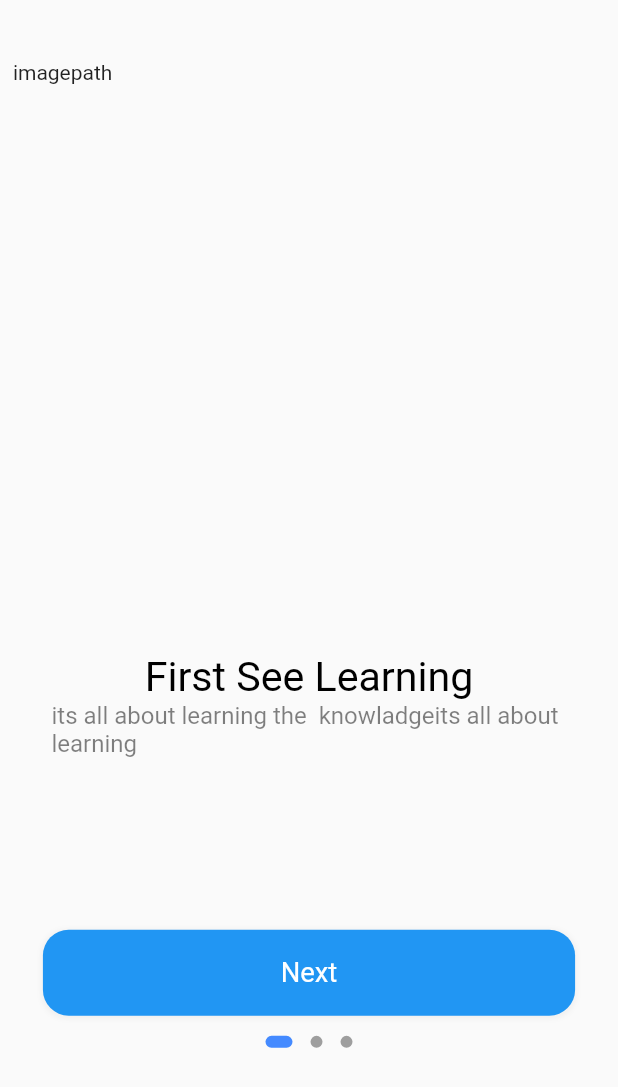
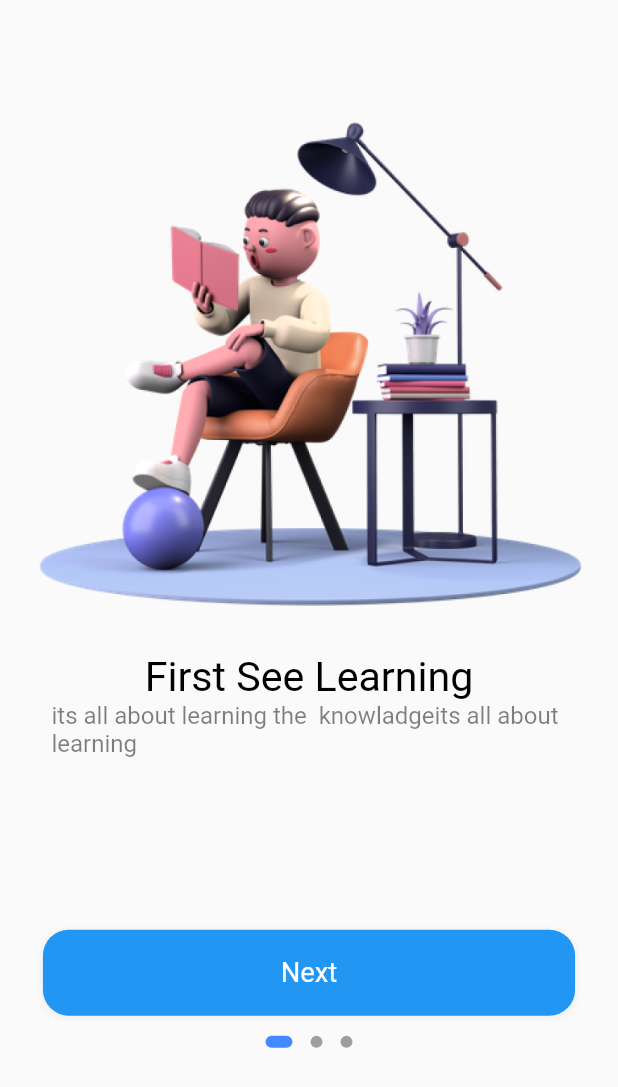
Before and after one commit to Danushan99/flutter_bloc_code, a Flutter app: the screen it shows after launch, on a phone screen of 412 x 824 dp. Shown: the top 1087 px of the screen. Run offline on Flutter 3.47's test engine with Material 2 defaults, Android fonts, the phone set to English and light mode, and no system bars; drawn by our look-alikes of dots_indicator; our stand-ins replace bloc, cloud_firestore, flutter_bloc, flutter_screenutil; accounts and stored records are empty.

Commit message:
add asert path

```diff
--- a/lib/pages/welcome/welcome.dart
+++ b/lib/pages/welcome/welcome.dart
@@ -42,21 +42,21 @@ class _WelcomeState extends State<Welcome> {
                           "Next",
                           "First See Learning",
                           "its all about learning the  knowladgeits all about learning",
-                          "imagepath"),
+                          "assets/images/reading.png"),
                       _page(
                           2,
                           context,
                           "Next",
                           "Connect with Everyone",
                           "its all about learning the  knowladgeits all about learning",
-                          "imagepath"),
+                          "assets/images/boy.png"),
                       _page(
                           3,
                           context,
                           "Get Start",
                           "Free for Everyone ",
                           "its all about learning the  knowladgeits all about learning",
-                          "imagepath"),
+                          "assets/images/man.png"),
                     ],
                   ),
                   Positioned(
@@ -95,7 +95,7 @@ Widget _page(int Index, BuildContext context, String buttonName, String title,
       SizedBox(
         width: 345.w,
         height: 345.w,
-        child: Text(imagePath),
+        child: Image.asset(imagePath)
       ),
       Container(
         child: Text(title,
```
Also changed, not shown: pubspec.yaml (+4 -3 lines).
